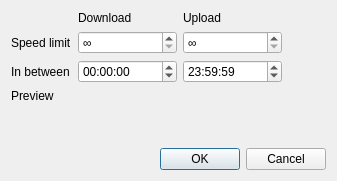
The window that src/gui/timerangedialog.ui (qbittorrent/qBittorrent) describes before a commit, drawn with Qt 5.
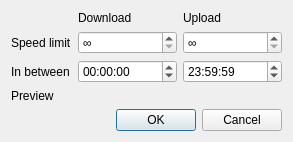
The same window after the commit.

Commit message: Make TimeRangeDialog non-resizable

Diff of the .ui file:
```diff
--- a/src/gui/timerangedialog.ui
+++ b/src/gui/timerangedialog.ui
@@ -6,38 +6,44 @@
    <rect>
     <x>0</x>
     <y>0</y>
-    <width>337</width>
+    <width>367</width>
     <height>181</height>
    </rect>
   </property>
   <property name="windowTitle">
    <string>Add scheduled speed limit</string>
   </property>
+  <property name="modal">
+   <bool>true</bool>
+  </property>
   <layout class="QVBoxLayout" name="verticalLayout">
+   <property name="sizeConstraint">
+    <enum>QLayout::SetFixedSize</enum>
+   </property>
    <item>
     <layout class="QGridLayout" name="gridLayout">
-     <item row="1" column="1">
+     <item row="0" column="1">
       <widget class="QLabel" name="label1">
        <property name="text">
         <string>Download</string>
        </property>
       </widget>
      </item>
-     <item row="1" column="2">
+     <item row="0" column="2">
       <widget class="QLabel" name="label2">
        <property name="text">
         <string>Upload</string>
        </property>
       </widget>
      </item>
-     <item row="2" column="0">
+     <item row="1" column="0">
       <widget class="QLabel" name="label3">
        <property name="text">
         <string>Speed limit</string>
        </property>
       </widget>
      </item>
-     <item row="2" column="1">
+     <item row="1" column="1">
       <widget class="QSpinBox" name="downloadSpinBox">
        <property name="specialValueText">
         <string>∞</string>
@@ -50,7 +56,7 @@
        </property>
       </widget>
      </item>
-     <item row="2" column="2">
+     <item row="1" column="2">
       <widget class="QSpinBox" name="uploadSpinBox">
        <property name="specialValueText">
         <string>∞</string>
@@ -63,14 +69,14 @@
        </property>
       </widget>
      </item>
-     <item row="3" column="0">
+     <item row="2" column="0">
       <widget class="QLabel" name="label4">
        <property name="text">
         <string>In between</string>
        </property>
       </widget>
      </item>
-     <item row="3" column="1">
+     <item row="2" column="1">
       <widget class="QTimeEdit" name="timeEditFrom">
        <property name="wrapping">
         <bool>true</bool>
@@ -84,7 +90,7 @@
        </property>
       </widget>
      </item>
-     <item row="3" column="2">
+     <item row="2" column="2">
       <widget class="QTimeEdit" name="timeEditTo">
        <property name="wrapping">
         <bool>true</bool>
@@ -98,47 +104,21 @@
        </property>
       </widget>
      </item>
-     <item row="3" column="3">
-      <spacer name="horizontalSpacer">
-       <property name="orientation">
-        <enum>Qt::Horizontal</enum>
-       </property>
-       <property name="sizeHint" stdset="0">
-        <size>
-         <width>40</width>
-         <height>20</height>
-        </size>
-       </property>
-      </spacer>
-     </item>
-     <item row="4" column="0">
+     <item row="3" column="0">
       <widget class="QLabel" name="label5">
        <property name="text">
         <string>Preview</string>
        </property>
       </widget>
      </item>
-     <item row="4" column="1">
+     <item row="3" column="1">
       <widget class="QLabel" name="labelTimeFrom"/>
      </item>
-     <item row="4" column="2">
+     <item row="3" column="2">
       <widget class="QLabel" name="labelTimeTo"/>
      </item>
     </layout>
    </item>
-   <item>
-    <spacer name="verticalSpacer">
-     <property name="orientation">
-      <enum>Qt::Vertical</enum>
-     </property>
-     <property name="sizeHint" stdset="0">
-      <size>
-       <width>20</width>
-       <height>40</height>
-      </size>
-     </property>
-    </spacer>
-   </item>
    <item>
     <widget class="QDialogButtonBox" name="buttonBox">
      <property name="orientation">
```
